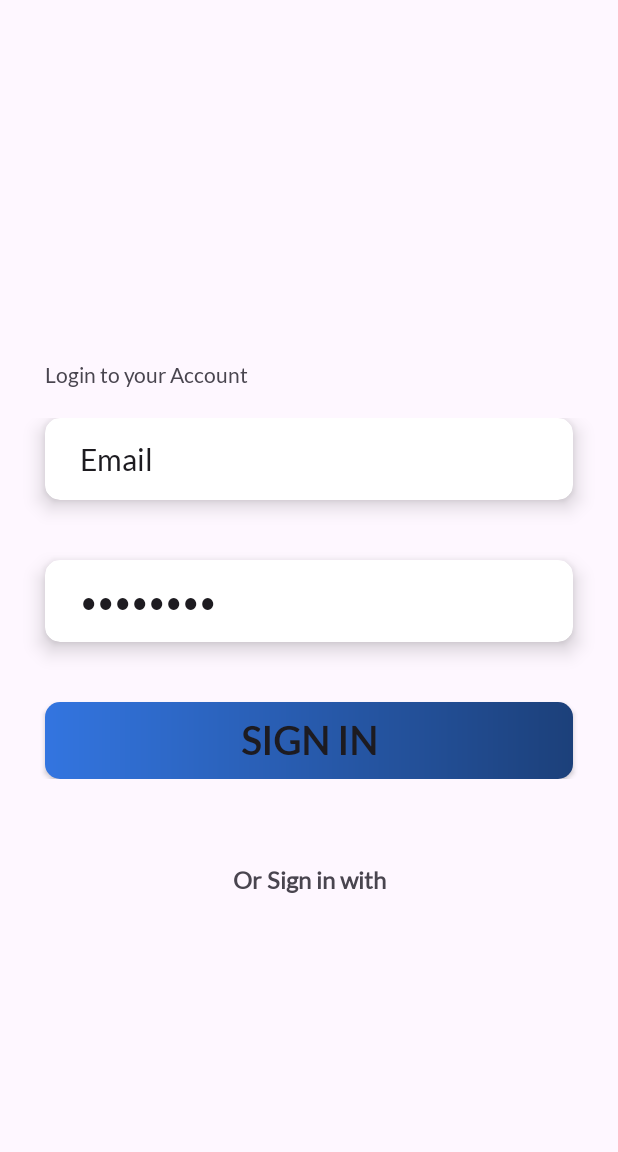
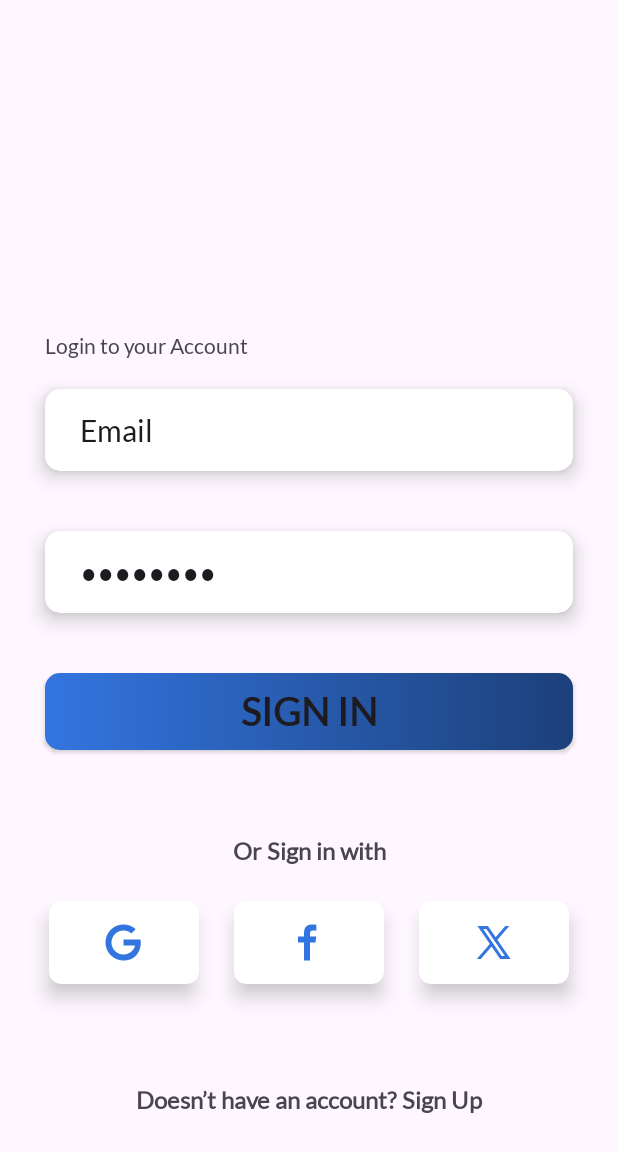
Before and after one commit to GeZaM8/BarCode, an Android app: the Login_Activity screen opened directly, with no data from a screen before it, on a phone screen of 412 x 824 dp. Shown: the top 1152 px of the screen. Run offline under Robolectric (Android 15) with nearby library versions, the phone set to English and light mode, and no system bars.

Commit message:
login full page

```diff
--- a/app/src/main/res/layout/activity_login.xml
+++ b/app/src/main/res/layout/activity_login.xml
@@ -9,7 +9,10 @@
 
     <androidx.constraintlayout.widget.ConstraintLayout
         android:layout_width="0dp"
-        android:layout_height="0dp"
+        android:layout_height="wrap_content"
+        android:padding="30dp"
+        android:clipToPadding="false"
+        android:clipChildren="false"
         app:layout_constraintBottom_toBottomOf="parent"
         app:layout_constraintEnd_toEndOf="parent"
         app:layout_constraintStart_toStartOf="parent"
@@ -27,8 +30,7 @@
             android:id="@+id/textView"
             android:layout_width="wrap_content"
             android:layout_height="wrap_content"
-            android:layout_marginStart="30dp"
-            android:layout_marginTop="191dp"
+            android:layout_marginTop="91dp"
             android:fontFamily="@font/lato"
 
             android:text="Login to your Account"
@@ -41,7 +43,6 @@
             android:layout_height="wrap_content"
             android:layout_marginTop="20dp"
             android:orientation="vertical"
-            app:flow_verticalGap="30dp"
             app:layout_constraintEnd_toEndOf="parent"
             app:layout_constraintStart_toStartOf="parent"
             app:layout_constraintTop_toBottomOf="@+id/textView">
@@ -49,8 +50,6 @@
             <androidx.cardview.widget.CardView
                 android:layout_width="match_parent"
                 android:layout_height="wrap_content"
-                android:layout_marginStart="30dp"
-                android:layout_marginEnd="30dp"
                 android:layout_marginBottom="40dp"
                 app:cardCornerRadius="10dp"
                 app:cardElevation="8dp">
@@ -71,8 +70,6 @@
             <androidx.cardview.widget.CardView
                 android:layout_width="match_parent"
                 android:layout_height="wrap_content"
-                android:layout_marginStart="30dp"
-                android:layout_marginEnd="30dp"
                 android:layout_marginBottom="40dp"
                 app:cardCornerRadius="10dp"
                 app:cardElevation="8dp">
@@ -94,8 +91,6 @@
                 android:id="@+id/button"
                 android:layout_width="match_parent"
                 android:layout_height="51dp"
-                android:layout_marginStart="30dp"
-                android:layout_marginEnd="30dp"
                 android:background="@drawable/btn_gradient"
                 android:text="Sign In"
                 android:textSize="25sp"
@@ -115,11 +110,76 @@
             app:layout_constraintStart_toStartOf="parent"
             app:layout_constraintTop_toBottomOf="@+id/linearLayout" />
 
-        <androidx.cardview.widget.CardView
-            android:layout_width="409dp"
+        <LinearLayout
+            android:id="@+id/linearLayout2"
+            android:layout_width="match_parent"
             android:layout_height="wrap_content"
-            tools:layout_editor_absoluteX="1dp"
-            tools:layout_editor_absoluteY="654dp" />
+            android:layout_marginTop="13dp"
+            android:clipChildren="false"
+            android:clipToPadding="false"
+            android:gravity="center"
+            android:orientation="horizontal"
+            android:padding="10dp"
+            app:layout_constraintEnd_toEndOf="parent"
+            app:layout_constraintStart_toStartOf="parent"
+            app:layout_constraintTop_toBottomOf="@+id/textView2">
+
+            <androidx.cardview.widget.CardView
+                android:layout_width="100dp"
+                android:layout_height="55dp"
+                android:layout_marginEnd="23dp"
+                app:cardCornerRadius="8dp"
+                app:cardElevation="8dp" >
+
+                <ImageView
+                    android:id="@+id/google"
+                    android:layout_width="30dp"
+                    android:layout_height="30dp"
+                    android:layout_gravity="center"
+                    android:src="@drawable/google" />
+            </androidx.cardview.widget.CardView>
+
+            <androidx.cardview.widget.CardView
+                android:layout_width="100dp"
+                android:layout_height="55dp"
+                android:layout_marginEnd="23dp"
+                app:cardCornerRadius="8dp"
+                app:cardElevation="8dp" >
+
+                <ImageView
+                    android:id="@+id/imageView4"
+                    android:layout_width="30dp"
+                    android:layout_height="30dp"
+                    android:layout_gravity="center"
+                    android:src="@drawable/facebook_f" />
+            </androidx.cardview.widget.CardView>
+
+            <androidx.cardview.widget.CardView
+                android:layout_width="100dp"
+                android:layout_height="55dp"
+                app:cardCornerRadius="8dp"
+                app:cardElevation="8dp" >
+
+                <ImageView
+                    android:id="@+id/imageView5"
+                    android:layout_width="30dp"
+                    android:layout_height="30dp"
+                    android:layout_gravity="center"
+                    android:src="@drawable/twitterx" />
+            </androidx.cardview.widget.CardView>
+        </LinearLayout>
+
+        <TextView
+            android:id="@+id/textView3"
+            android:layout_width="wrap_content"
+            android:layout_height="wrap_content"
+            android:layout_marginTop="57dp"
+            android:text="Doesn’t have an account? Sign Up"
+            android:textSize="16dp"
+            android:textStyle="bold"
+            app:layout_constraintEnd_toEndOf="parent"
+            app:layout_constraintStart_toStartOf="parent"
+            app:layout_constraintTop_toBottomOf="@+id/linearLayout2" />
     </androidx.constraintlayout.widget.ConstraintLayout>
 
 </androidx.constraintlayout.widget.ConstraintLayout>
```
Also changed, not shown: app/src/main/res/drawable/facebook_f.png (added), app/src/main/res/drawable/google.png (added), app/src/main/res/drawable/twitterx.png (added).
